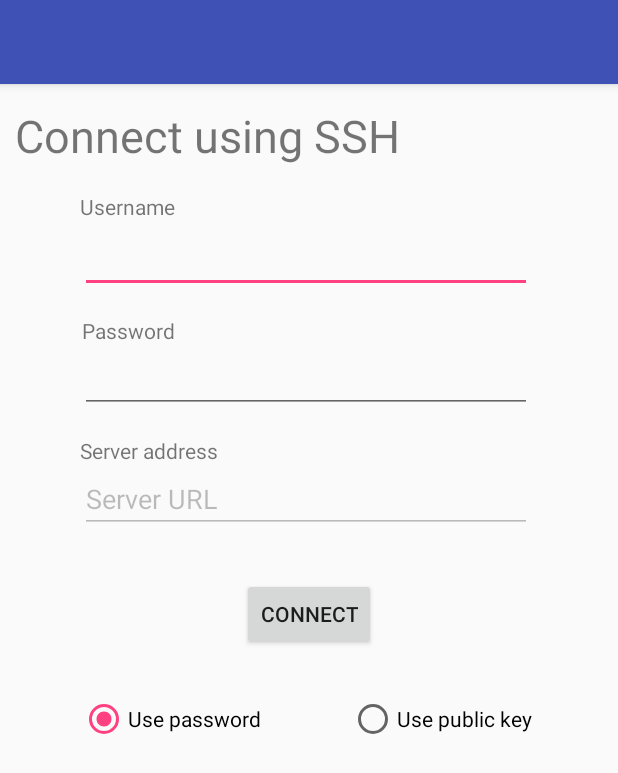
After one commit to samuellapointe/Watchdog, an Android app: the layout activity_sshconnect.xml on its own in the app's theme, with its tools: preview values and no code run, on a phone screen of 412 x 824 dp. The commit adds this screen. Shown: the top 773 px of the screen. Run offline under Robolectric (Android 15) with nearby library versions, the phone set to English and light mode, and no system bars.

Commit message:
Drawer bar fonctionnel, layout de la page de connexion du ssh faite

```diff
--- a/app/build.gradle
+++ b/app/build.gradle
@@ -27,5 +27,7 @@ dependencies {
     compile 'com.android.support:appcompat-v7:25.1.0'
     compile 'com.android.support:design:25.1.0'
     compile 'com.android.volley:volley:1.0.0'
+    compile 'com.android.support.constraint:constraint-layout:1.0.2'
+    compile 'com.android.support:support-v4:25.1.1'
     testCompile 'junit:junit:4.12'
 }
--- a/app/src/main/res/layout/activity_serverdetails.xml
+++ b/app/src/main/res/layout/activity_serverdetails.xml
@@ -1,4 +1,5 @@
 <?xml version="1.0" encoding="utf-8"?>
+
 
 <android.support.v4.widget.DrawerLayout xmlns:android="http://schemas.android.com/apk/res/android"
 xmlns:app="http://schemas.android.com/apk/res-auto"
--- /dev/null
+++ b/app/src/main/res/layout/activity_sshconnect.xml
@@ -0,0 +1,159 @@
+<?xml version="1.0" encoding="utf-8"?>
+
+<android.support.v4.widget.DrawerLayout xmlns:android="http://schemas.android.com/apk/res/android"
+    xmlns:app="http://schemas.android.com/apk/res-auto"
+    xmlns:tools="http://schemas.android.com/tools"
+    android:id="@+id/drawer_layout"
+    android:layout_width="match_parent"
+    android:layout_height="match_parent"
+    android:fitsSystemWindows="false">
+
+    <ListView
+    android:id="@+id/left_drawer"
+    android:layout_width="match_parent"
+    android:layout_height="match_parent"
+    android:layout_gravity="start"
+    android:background="#111"
+    android:choiceMode="singleChoice"
+    android:divider="@android:color/transparent"
+    android:dividerHeight="0dp" />
+
+    <LinearLayout
+        android:layout_width="match_parent"
+        android:layout_height="match_parent"
+        android:orientation="vertical"
+        android:weightSum="1">
+
+        <android.support.v7.widget.Toolbar
+            android:id="@+id/serverdetails_toolbar"
+            android:layout_width="match_parent"
+            android:layout_height="?attr/actionBarSize"
+            android:background="@color/colorPrimary"
+            android:elevation="4dp"
+            android:theme="@style/ThemeOverlay.AppCompat.Dark.ActionBar"
+            app:popupTheme="@style/ThemeOverlay.AppCompat.Light" />
+
+    </LinearLayout>
+
+    <RelativeLayout
+        android:layout_width="match_parent"
+        android:layout_height="match_parent">
+
+        <TextView
+            android:id="@+id/textView4"
+            android:layout_width="wrap_content"
+            android:layout_height="wrap_content"
+            android:layout_alignParentLeft="true"
+            android:layout_alignParentStart="true"
+            android:layout_marginLeft="10dp"
+            android:layout_marginTop="70dp"
+            android:text="Connect using SSH"
+            android:textSize="30sp" />
+
+        <TextView
+            android:id="@+id/textView9"
+            android:layout_width="wrap_content"
+            android:layout_height="wrap_content"
+            android:layout_alignLeft="@+id/username_textbox"
+            android:layout_alignStart="@+id/username_textbox"
+            android:layout_below="@+id/textView4"
+            android:layout_marginTop="17dp"
+            android:text="Username" />
+
+        <EditText
+            android:id="@+id/username_textbox"
+            android:layout_width="wrap_content"
+            android:layout_height="wrap_content"
+            android:layout_below="@+id/textView4"
+            android:layout_marginTop="39dp"
+            android:autoText="false"
+            android:ems="10"
+            android:inputType="textPersonName"
+            android:layout_alignRight="@+id/password_text"
+            android:layout_alignEnd="@+id/password_text"
+            android:layout_alignLeft="@+id/password_text"
+            android:layout_alignStart="@+id/password_text" />
+
+        <TextView
+            android:id="@+id/textView11"
+            android:layout_width="wrap_content"
+            android:layout_height="wrap_content"
+            android:text="Password"
+            android:layout_below="@+id/username_textbox"
+            android:layout_alignRight="@+id/textView9"
+            android:layout_alignEnd="@+id/textView9"
+            android:layout_marginTop="15dp" />
+
+        <EditText
+            android:id="@+id/password_text"
+            android:layout_width="wrap_content"
+            android:layout_height="wrap_content"
+            android:layout_below="@+id/textView11"
+            android:ems="10"
+            android:inputType="textPassword"
+            android:layout_alignLeft="@+id/textView12"
+            android:layout_alignStart="@+id/textView12"
+            android:layout_alignRight="@+id/serverurl_textbox"
+            android:layout_alignEnd="@+id/serverurl_textbox" />
+
+        <TextView
+            android:id="@+id/textView12"
+            android:layout_width="wrap_content"
+            android:layout_height="wrap_content"
+            android:text="Server address"
+            android:layout_below="@+id/password_text"
+            android:layout_alignLeft="@+id/serverurl_textbox"
+            android:layout_alignStart="@+id/serverurl_textbox"
+            android:layout_marginTop="15dp" />
+
+        <EditText
+            android:id="@+id/serverurl_textbox"
+            android:layout_width="wrap_content"
+            android:layout_height="wrap_content"
+            android:ems="10"
+            android:enabled="false"
+            android:inputType="textPersonName"
+            android:text="Server URL"
+            android:layout_below="@+id/textView12"
+            android:layout_alignLeft="@+id/radioButton"
+            android:layout_alignStart="@+id/radioButton"
+            android:layout_alignRight="@+id/radioButton2"
+            android:layout_alignEnd="@+id/radioButton2" />
+
+        <Button
+            android:id="@+id/button3"
+            android:layout_width="wrap_content"
+            android:layout_height="wrap_content"
+            android:layout_below="@+id/serverurl_textbox"
+            android:layout_centerHorizontal="true"
+            android:layout_marginTop="30dp"
+            android:text="Connect" />
+
+        <RadioButton
+            android:id="@+id/radioButton"
+            android:layout_width="wrap_content"
+            android:layout_height="wrap_content"
+            android:layout_alignParentLeft="true"
+            android:layout_alignParentStart="true"
+            android:layout_below="@+id/button3"
+            android:layout_marginLeft="53dp"
+            android:layout_marginStart="53dp"
+            android:layout_marginTop="30dp"
+            android:checked="true"
+            android:text="Use password" />
+
+        <RadioButton
+            android:id="@+id/radioButton2"
+            android:layout_width="wrap_content"
+            android:layout_height="wrap_content"
+            android:layout_alignBaseline="@+id/radioButton"
+            android:layout_alignBottom="@+id/radioButton"
+            android:layout_alignParentEnd="true"
+            android:layout_alignParentRight="true"
+            android:layout_marginEnd="57dp"
+            android:layout_marginRight="57dp"
+            android:text="Use public key" />
+
+    </RelativeLayout>
+
+</android.support.v4.widget.DrawerLayout>
--- a/app/src/main/res/values/dimens.xml
+++ b/app/src/main/res/values/dimens.xml
@@ -2,4 +2,5 @@
     <!-- Default screen margins, per the Android Design guidelines. -->
     <dimen name="activity_horizontal_margin">16dp</dimen>
     <dimen name="activity_vertical_margin">16dp</dimen>
+    <dimen name="fab_margin">16dp</dimen>
 </resources>
--- a/app/src/main/res/values/styles.xml
+++ b/app/src/main/res/values/styles.xml
@@ -8,4 +8,13 @@
         <item name="colorAccent">@color/colorAccent</item>
     </style>
 
+    <style name="AppTheme.NoActionBar">
+        <item name="windowActionBar">false</item>
+        <item name="windowNoTitle">true</item>
+    </style>
+
+    <style name="AppTheme.AppBarOverlay" parent="ThemeOverlay.AppCompat.Dark.ActionBar" />
+
+    <style name="AppTheme.PopupOverlay" parent="ThemeOverlay.AppCompat.Light" />
+
 </resources>
```
Also changed, not shown: app/src/main/AndroidManifest.xml (+7 -3 lines), app/src/main/java/ca/uqac/watchdog/SSHConnectActivity.java (added, +117 -0 lines), app/src/main/java/ca/uqac/watchdog/ServerDetailsActivity.java (+33 -1 lines), app/src/main/res/values/strings.xml (+11 -1 lines). Lines whose indentation alone changed are shown as unchanged.
